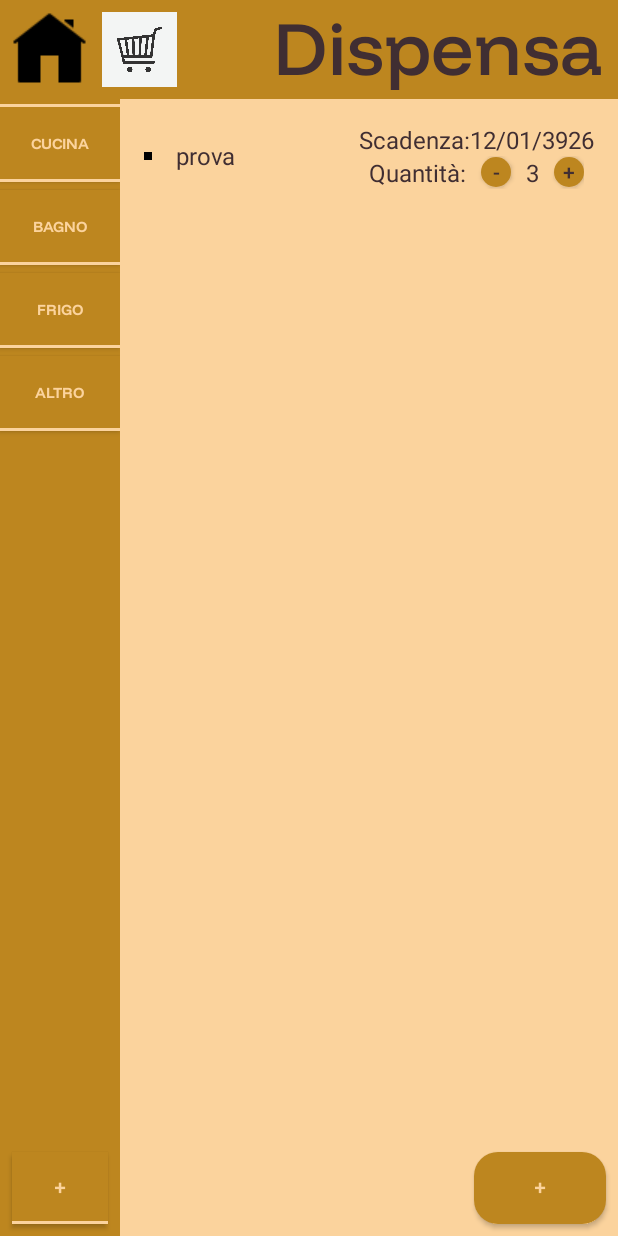
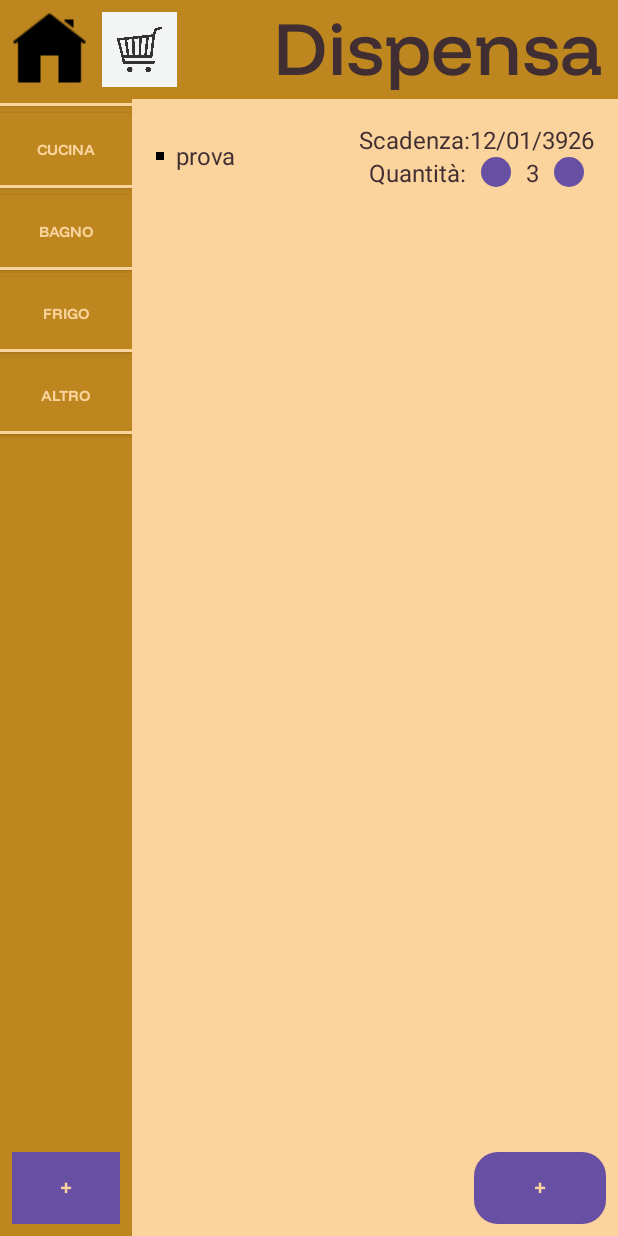
Before and after one commit to YuliaD2609/FarFromHome, an Android app: the PantryActivity screen opened directly, with no data from a screen before it, on a phone screen of 412 x 824 dp. Run offline under Robolectric (Android 15) with nearby library versions, the phone set to English and light mode, and no system bars.

Commit message:
Menu verticale funzionante

```diff
--- a/app/src/main/java/com/example/farfromhome/PantryActivity.java
+++ b/app/src/main/java/com/example/farfromhome/PantryActivity.java
@@ -5,13 +5,17 @@
 import android.os.Bundle;
 import android.widget.Button;
 import android.widget.TextView;
+
+import androidx.appcompat.app.AppCompatActivity;
+import androidx.fragment.app.FragmentManager;
+import androidx.fragment.app.FragmentTransaction;
 import androidx.recyclerview.widget.LinearLayoutManager;
 import androidx.recyclerview.widget.RecyclerView;
 import java.util.ArrayList;
 import java.util.Date;
 import java.util.List;
 
-public class PantryActivity extends Activity {
+public class PantryActivity extends AppCompatActivity {
 
     private RecyclerView itemList;
     private Button addItemButton;
@@ -26,12 +30,18 @@
         TextView titolo= findViewById(R.id.title);
         titolo.setText("Dispensa");
 
+        VerticalMenuFragment categoriesFragment = new VerticalMenuFragment();
+        FragmentManager fragmentManager = getSupportFragmentManager();
+        FragmentTransaction fragmentTransaction = fragmentManager.beginTransaction();
+        fragmentTransaction.replace(R.id.vertical_menu, categoriesFragment);
+        fragmentTransaction.commit();
+
         itemList = findViewById(R.id.itemList);
         addItemButton = findViewById(R.id.addItemButton);
 
         // Setup RecyclerView
         items = new ArrayList<>(); // Load items from database here
-        PantryItem i=new PantryItem("prova", 3, 1, new Date(2025, 12, 12));
+        PantryItem i=new PantryItem("prova", 3, null, new Date(2025, 12, 12));
         items.add(i);
         itemAdapter = new PantryItemAdapter(this, items);
         itemList.setLayoutManager(new LinearLayoutManager(this));
--- /dev/null
+++ b/app/src/main/java/com/example/farfromhome/VerticalMenuFragment.java
@@ -0,0 +1,120 @@
+package com.example.farfromhome;
+
+import android.graphics.Typeface;
+import android.os.Bundle;
+import android.util.TypedValue;
+import android.view.LayoutInflater;
+import android.view.View;
+import android.view.ViewGroup;
+import android.widget.Button;
+import android.widget.EditText;
+import android.widget.LinearLayout;
+import android.widget.Toast;
+import androidx.appcompat.app.AlertDialog;
+import androidx.core.content.res.ResourcesCompat;
+import androidx.fragment.app.Fragment;
+
+public class VerticalMenuFragment extends Fragment {
+
+    private LinearLayout categoryList;
+
+    @Override
+    public View onCreateView(LayoutInflater inflater, ViewGroup container, Bundle savedInstanceState) {
+        View rootView = inflater.inflate(R.layout.vertical_menu, container, false);
+
+        categoryList = rootView.findViewById(R.id.categoryList);
+
+        createSeparator();
+        createCategoryButton("Cucina");
+        createCategoryButton("Bagno");
+        createCategoryButton("Frigo");
+        createCategoryButton("Altro");
+
+        Button addCategoryButton = rootView.findViewById(R.id.addCategory);
+        addCategoryButton.setOnClickListener(this::addCategory);
+
+        return rootView;
+    }
+
+    public void addCategory(View v) {
+        // Create an AlertDialog with an input field
+        AlertDialog.Builder builder = new AlertDialog.Builder(requireContext());
+        builder.setTitle("Nuova categoria");
+
+        // Create an EditText to input the category name
+        final EditText input = new EditText(requireContext());
+        input.setHint("Inserire il nome della categoria");
+        input.setTextColor(getResources().getColor(R.color.brown));
+        builder.setView(input);
+
+        // Set up the buttons
+        builder.setPositiveButton("Add", (dialog, which) -> {
+            String categoryName = input.getText().toString().trim();
+            if (!categoryName.isEmpty()) {
+                if (categoryName.length() > 10) {
+                    Toast.makeText(requireContext(), "Il nome della categoria è troppo lungo", Toast.LENGTH_SHORT).show();
+                } else {
+                    createCategoryButton(categoryName);
+                }
+            } else {
+                Toast.makeText(requireContext(), "Il nome della categoria non può essere vuoto", Toast.LENGTH_SHORT).show();
+            }
+        });
+        builder.setNegativeButton("Cancel", (dialog, which) -> dialog.cancel());
+
+        builder.show();
+    }
+
+    private void createCategoryButton(String categoryName) {
+        Button newCategoryButton = new Button(requireContext());
+
+        LinearLayout.LayoutParams params = new LinearLayout.LayoutParams(
+                LinearLayout.LayoutParams.MATCH_PARENT,
+                (int) (50 * getResources().getDisplayMetrics().density)
+        );
+        params.bottomMargin = (int) (5 * getResources().getDisplayMetrics().density);
+        newCategoryButton.setLayoutParams(params);
+
+        newCategoryButton.setText(categoryName);
+        newCategoryButton.setTextSize(TypedValue.COMPLEX_UNIT_DIP, 10);
+        newCategoryButton.setBackgroundResource(R.drawable.menu_buttons);
+        newCategoryButton.setTextColor(getResources().getColor(R.color.lightBrown));
+        Typeface typeface = ResourcesCompat.getFont(requireContext(), R.font.funneldisplay_bold);
+        newCategoryButton.setTypeface(typeface);
+        newCategoryButton.setPadding(0, 0, 0, 0);
+
+        int buttonId = categoryName.hashCode();
+        if (buttonId < 0) {
+            buttonId = -buttonId; // Ensure the ID is non-negative
+        }
+        newCategoryButton.setId(buttonId);
+
+        newCategoryButton.setOnClickListener(v -> {
+            // Handle button click
+            visualizza(categoryName);
+        });
+
+        categoryList.addView(newCategoryButton);
+    }
+
+    private void createSeparator() {
+        Button newCategoryButton = new Button(requireContext());
+        LinearLayout.LayoutParams params = new LinearLayout.LayoutParams(
+                LinearLayout.LayoutParams.MATCH_PARENT,
+                (int) (5 * getResources().getDisplayMetrics().density)
+        );
+        newCategoryButton.setClickable(false);
+        params.bottomMargin = (int) (5 * getResources().getDisplayMetrics().density);
+        newCategoryButton.setLayoutParams(params);
+        newCategoryButton.setBackgroundResource(R.drawable.menu_buttons);
+        newCategoryButton.setTextColor(getResources().getColor(R.color.lightBrown));
+        newCategoryButton.setPadding(0, 0, 0, 0);
+
+        categoryList.addView(newCategoryButton);
+    }
+
+    private void visualizza(String categoryName) {
+        // Your logic for visualizing the category goes here
+        Toast.makeText(requireContext(), "Visualizing category: " + categoryName, Toast.LENGTH_SHORT).show();
+    }
+}
--- a/app/src/main/res/layout/pantry_layout.xml
+++ b/app/src/main/res/layout/pantry_layout.xml
@@ -12,9 +12,8 @@
         android:layout_height="wrap_content"
         android:layout_alignParentTop="true"/>
 
-    <include
+    <FrameLayout
         android:id="@+id/vertical_menu"
-        layout="@layout/vertical_menu"
         android:layout_width="wrap_content"
         android:layout_height="match_parent"
         android:layout_below="@id/horizontal_menu"
--- a/app/src/main/res/layout/shopping_list_layout.xml
+++ b/app/src/main/res/layout/shopping_list_layout.xml
@@ -12,9 +12,8 @@
         android:layout_height="wrap_content"
         android:layout_alignParentTop="true"/>
 
-    <include
+    <FrameLayout
         android:id="@+id/vertical_menu"
-        layout="@layout/vertical_menu"
         android:layout_width="wrap_content"
         android:layout_height="match_parent"
         android:layout_below="@id/horizontal_menu"
--- a/app/src/main/res/layout/vertical_menu.xml
+++ b/app/src/main/res/layout/vertical_menu.xml
@@ -16,69 +16,9 @@
         <LinearLayout
             android:id="@+id/categoryList"
             android:layout_width="wrap_content"
-            android:layout_height="match_parent"
+            android:layout_height="wrap_content"
             android:orientation="vertical">
-
-            <Button
-                android:layout_width="80dp"
-                android:layout_height="5dp"
-                android:background="@drawable/menu_buttons"
-                />
-
-            <Button
-                android:id="@+id/Cucina"
-                android:layout_width="match_parent"
-                android:layout_height="50dp"
-                android:textSize="10dp"
-                android:text="Cucina"
-                android:onClick="goToCategory1"
-                android:background="@drawable/menu_buttons"
-                android:textColor="@color/lightBrown"
-                android:fontFamily="@font/funneldisplay_bold"
-                android:padding="0dp"
-                android:layout_marginBottom="5dp"
-                />
-            <Button
-                android:id="@+id/Bagno"
-                android:layout_width="match_parent"
-                android:layout_height="50dp"
-                android:textSize="10dp"
-                android:text="Bagno"
-                android:onClick="goToCategory1"
-                android:background="@drawable/menu_buttons"
-                android:textColor="@color/lightBrown"
-                android:fontFamily="@font/funneldisplay_bold"
-                android:padding="0dp"
-                android:layout_marginBottom="5dp"
-                />
-            <Button
-                android:id="@+id/Frigo"
-                android:layout_width="match_parent"
-                android:layout_height="50dp"
-                android:textSize="10dp"
-                android:text="Frigo"
-                android:onClick="goToCategory1"
-                android:background="@drawable/menu_buttons"
-                android:textColor="@color/lightBrown"
-                android:fontFamily="@font/funneldisplay_bold"
-                android:padding="0dp"
-                android:layout_marginBottom="5dp"
-                />
-            <Button
-                android:id="@+id/Altro"
-                android:layout_width="match_parent"
-                android:layout_height="50dp"
-                android:textSize="10dp"
-                android:text="Altro"
-                android:onClick="goToCategory1"
-                android:background="@drawable/menu_buttons"
-                android:textColor="@color/lightBrown"
-                android:fontFamily="@font/funneldisplay_bold"
-                android:padding="0dp"
-                android:layout_marginBottom="5dp"
-                />
-
-    </LinearLayout>
+        </LinearLayout>
     </ScrollView>
 
     <Button
```
Also changed, not shown: app/src/main/java/com/example/farfromhome/ShoppingListActivity.java (+9 -3 lines), app/src/main/java/com/example/farfromhome/items/Element.java (deleted, +0 -40 lines).
